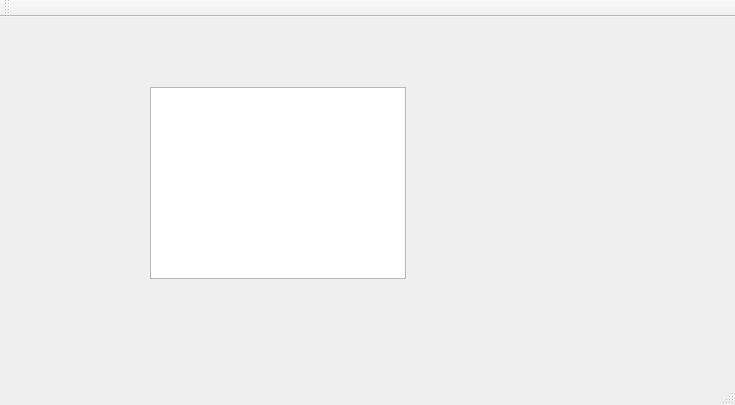
Before: the Qt Designer form mainwindow.ui in jandresm618/Chicken-Attack, drawn with Qt 5.
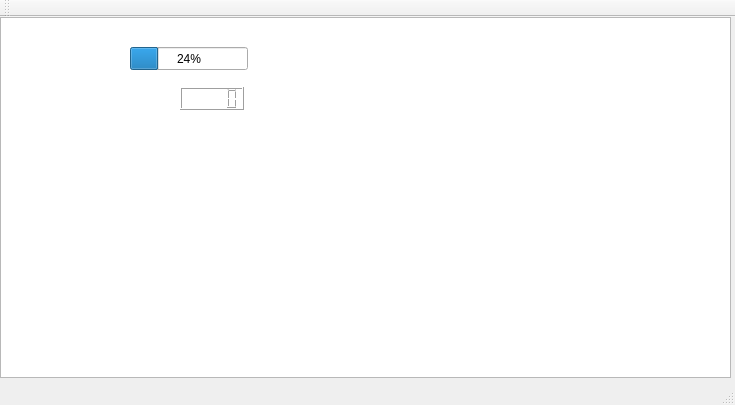
After: the same form once the commit is applied. Icons and pictures are not drawn.

What changed in the file:
```diff
--- a/mainwindow.ui
+++ b/mainwindow.ui
@@ -17,10 +17,68 @@
    <widget class="QGraphicsView" name="graphicsView">
     <property name="geometry">
      <rect>
-      <x>150</x>
+      <x>0</x>
+      <y>0</y>
+      <width>731</width>
+      <height>361</height>
+     </rect>
+    </property>
+    <property name="styleSheet">
+     <string notr="true">border-image: url(:/imagenes/fondo.png);</string>
+    </property>
+   </widget>
+   <widget class="QLabel" name="label">
+    <property name="geometry">
+     <rect>
+      <x>20</x>
+      <y>30</y>
+      <width>101</width>
+      <height>31</height>
+     </rect>
+    </property>
+    <property name="styleSheet">
+     <string notr="true">border-image: url(:/imagenes/life.png);</string>
+    </property>
+    <property name="text">
+     <string/>
+    </property>
+   </widget>
+   <widget class="QProgressBar" name="progressBar">
+    <property name="geometry">
+     <rect>
+      <x>130</x>
+      <y>30</y>
+      <width>118</width>
+      <height>23</height>
+     </rect>
+    </property>
+    <property name="value">
+     <number>24</number>
+    </property>
+   </widget>
+   <widget class="QLabel" name="label_2">
+    <property name="geometry">
+     <rect>
+      <x>20</x>
       <y>70</y>
-      <width>256</width>
-      <height>192</height>
+      <width>101</width>
+      <height>31</height>
+     </rect>
+    </property>
+    <property name="styleSheet">
+     <string notr="true">border-image: url(:/imagenes/score.png);</string>
+    </property>
+    <property name="text">
+     <string/>
+    </property>
+   </widget>
+   <widget class="QLCDNumber" name="lcdNumber">
+    <property name="geometry">
+     <rect>
+      <x>180</x>
+      <y>70</y>
+      <width>64</width>
+      <height>23</height>
      </rect>
     </property>
    </widget>
```
